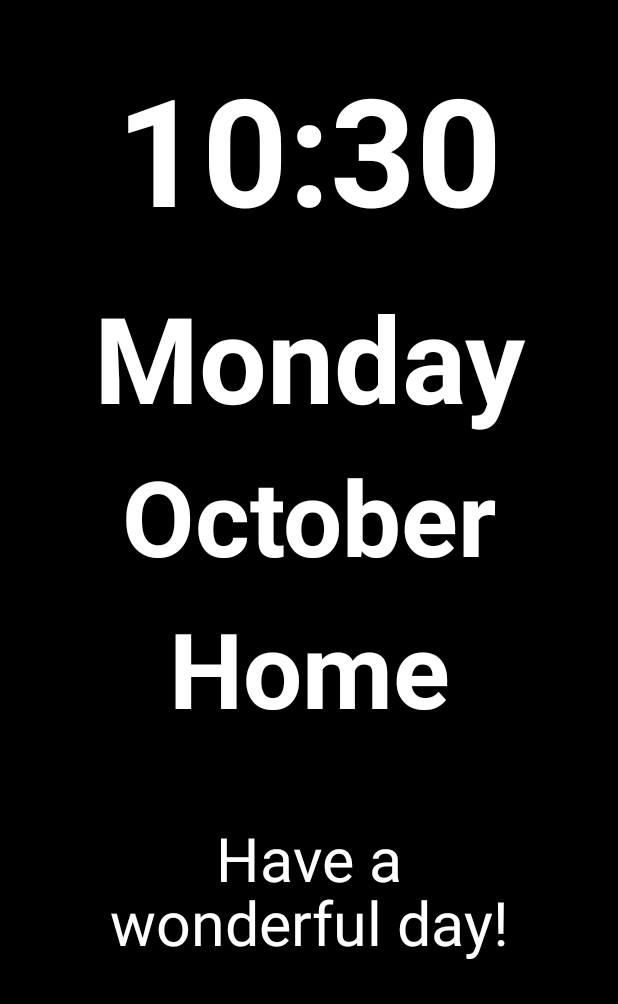
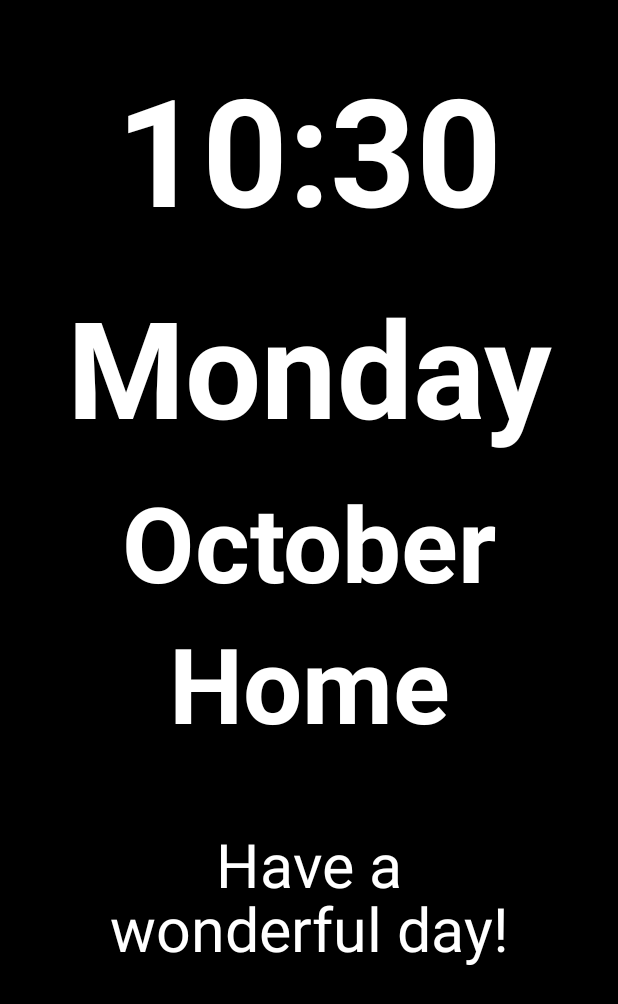
Before and after one commit to Joshrochlin/DementiaClock, an Android app: the screen it shows after launch (MainActivity), on a phone screen of 412 x 824 dp. Shown: the top 1004 px of the screen. Run offline under Robolectric (Android 15) with nearby library versions, the phone set to English and light mode, and no system bars.

```diff
--- a/app/src/main/java/com/example/dementiaclock/MainActivity.kt
+++ b/app/src/main/java/com/example/dementiaclock/MainActivity.kt
@@ -7,7 +7,7 @@ import android.os.Looper
 import android.util.TypedValue
 import android.view.View
 import android.view.WindowManager
-import android.widget.ImageButton  // Add this instead of Button
+import android.widget.ImageButton
 import android.widget.TextView
 import androidx.appcompat.app.AppCompatActivity
 import java.text.SimpleDateFormat
@@ -96,9 +96,7 @@ class MainActivity : AppCompatActivity() {
     }
 
     private fun showSettingsButton() {
-        runOnUiThread {
         settingsButton.visibility = View.VISIBLE
-            findViewById<View>(R.id.touchArea).visibility = View.GONE  // Hide touch area
 
         // Cancel any existing hide operation
         hideButtonRunnable?.let { handler.removeCallbacks(it) }
@@ -106,12 +104,10 @@ class MainActivity : AppCompatActivity() {
         // Create new hide operation
         hideButtonRunnable = Runnable {
             settingsButton.visibility = View.INVISIBLE
-                findViewById<View>(R.id.touchArea).visibility = View.VISIBLE  // Show touch area again
         }
 
         // Schedule the button to hide after 5 seconds
         handler.postDelayed(hideButtonRunnable!!, 5000) // 5 seconds
-        }
     }
 
     private fun startTimeUpdates() {
@@ -127,9 +123,18 @@ class MainActivity : AppCompatActivity() {
         runOnUiThread {
             val calendar = Calendar.getInstance()
 
-            // Update time
+            // Determine time of day
+            val hour = calendar.get(Calendar.HOUR_OF_DAY)
+            val timeOfDay = when (hour) {
+                in 5..11 -> "Morning"
+                in 12..16 -> "Afternoon"
+                in 17..20 -> "Evening"
+                else -> "Night"
+            }
+
+            // Update time with period of day
             val timeFormat = SimpleDateFormat("h:mm a", Locale.getDefault())
-            timeText.text = timeFormat.format(calendar.time)
+            timeText.text = "${timeFormat.format(calendar.time)} - $timeOfDay"
 
             // Update day
             val dayFormat = SimpleDateFormat("EEEE", Locale.getDefault())
--- a/app/src/main/res/layout/activity_main.xml
+++ b/app/src/main/res/layout/activity_main.xml
@@ -20,10 +20,10 @@
         android:id="@+id/dayText"
         android:layout_width="match_parent"
         android:layout_height="0dp"
-        android:layout_weight="1.2"
+        android:layout_weight="1.5"
         android:gravity="center"
         android:textColor="@color/white"
-        android:textSize="80sp"
+        android:textSize="90sp"
         android:textStyle="bold" />
 
     <TextView
```
Lines whose indentation alone changed are shown as unchanged.
